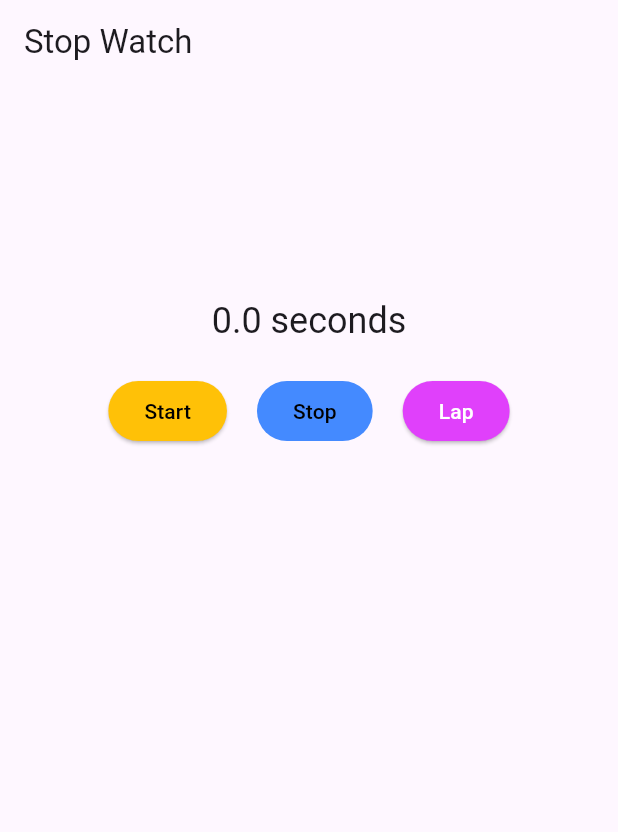
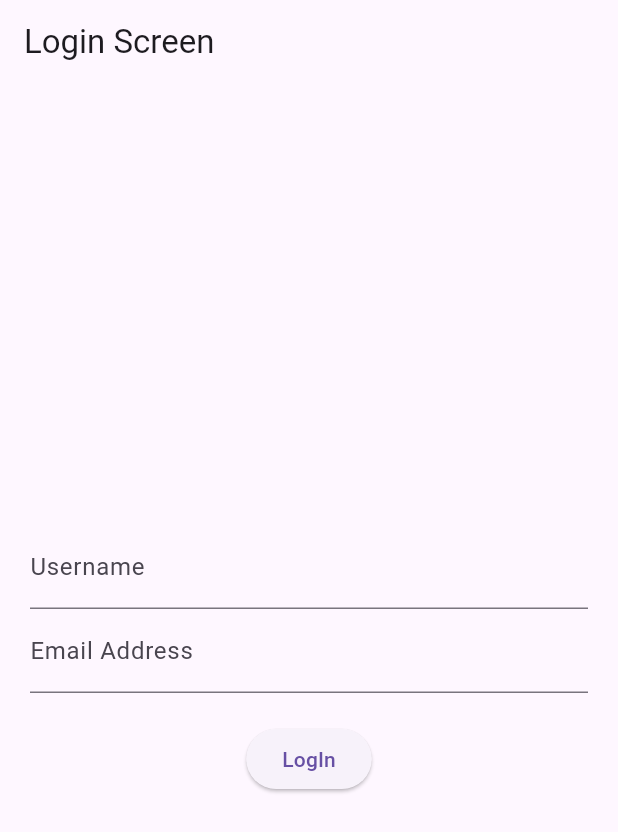
Before and after one commit to TechnologyGardening/cecddiv, a Flutter app: the screen it shows after launch, on a phone screen of 412 x 824 dp. Shown: the top 832 px of the screen. Run offline on Flutter 3.47's test engine with Material 3 defaults, Android fonts, the phone set to English and light mode, and no system bars; our stand-ins replace google_fonts; missing offline and left inert: wheel_picker.

Commit message:
login form

```diff
--- /dev/null
+++ b/lib/loginscreen.dart
@@ -0,0 +1,95 @@
+import 'package:flutter/material.dart';
+
+class MyLoginScreen extends StatefulWidget {
+  const MyLoginScreen({super.key});
+
+  @override
+  State<MyLoginScreen> createState() => _MyLoginScreenState();
+}
+
+class _MyLoginScreenState extends State<MyLoginScreen> {
+  String name = '';
+  String password = '';
+  bool islogged = false;
+
+  final _nameController = TextEditingController();
+  final _emailcontroller = TextEditingController();
+  final _formKey = GlobalKey<FormState>();
+
+  @override
+  Widget build(BuildContext context) {
+    return Scaffold(
+        appBar: AppBar(
+          title: const Text("Login Screen"),
+        ),
+        body: Center(
+          child: islogged ? _buildSucess() : _buildLogin(),
+        ));
+  }
+
+  Widget _buildSucess() {
+    return const Column(
+      mainAxisAlignment: MainAxisAlignment.center,
+      children: [
+        Icon(
+          Icons.check,
+          color: Colors.green,
+        ),
+        Text("Sucess"),
+      ],
+    );
+  }
+
+  Widget _buildLogin() {
+    return Form(
+      key: _formKey,
+      child: Padding(
+        padding: const EdgeInsets.all(20),
+        child: Column(
+          mainAxisAlignment: MainAxisAlignment.center,
+          children: [
+            TextFormField(
+              controller: _nameController,
+              decoration: const InputDecoration(labelText: "Username"),
+              validator: (text) => text!.isEmpty ? 'Enter Name' : null,
+            ),
+            TextFormField(
+              controller: _emailcontroller,
+              keyboardType: TextInputType.emailAddress,
+              decoration: const InputDecoration(labelText: 'Email Address'),
+              validator: (text) {
+                if (text!.isEmpty) {
+                  return "Email cannot be empty";
+                }
+                final regex = RegExp(r"^[a-zA-Z0-9+_.-]+@[a-zA-Z0-9.-]+$");
+                if (!regex.hasMatch(text)) {
+                  return "Invalid email format";
+                }
+                return null;
+              },
+            ),
+            const SizedBox(
+              height: 20,
+            ),
+            ElevatedButton(
+              onPressed: validate,
+              child: const Text("LogIn"),
+            ),
+          ],
+        ),
+      ),
+    );
+  }
+
+  void validate() {
+    final form = _formKey.currentState;
+    if (form?.validate() == false) {
+      return;
+    }
+    setState(() {
+      islogged = true;
+      name = _nameController.text;
+      password = _emailcontroller.text;
+    });
+  }
+}
--- a/lib/main.dart
+++ b/lib/main.dart
@@ -1,4 +1,5 @@
 import 'package:cecddiv/basicscreen.dart';
+import 'package:cecddiv/loginscreen.dart';
 import 'package:cecddiv/profilescreen.dart';
 import 'package:cecddiv/stopwatch.dart';
 import 'package:flutter/material.dart';
@@ -16,10 +17,10 @@ class MainApp extends StatelessWidget {
       debugShowCheckedModeBanner: false,
       home: SafeArea(
         child: Scaffold(
-            body: Center(
-          child: StopWatch(),
-          //child: ProfileScreen(),
-        )),
+            body: Center(child: MyLoginScreen()
+                //child: StopWatch(),
+                //child: ProfileScreen(),
+                )),
       ),
     );
   }
--- a/pubspec.yaml
+++ b/pubspec.yaml
@@ -10,6 +10,8 @@ dependencies:
   flutter:
     sdk: flutter
   google_fonts: ^5.1.0
+  wheel_picker: ^0.0.5
+  wheel_slider: ^1.2.1
 
 dev_dependencies:
   flutter_test:
```
Also changed, not shown: lib/scrollabletest.dart (added, +16 -0 lines), pubspec.lock, 1 other file.
